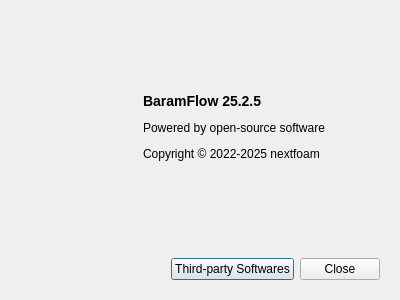
nextfoam/baram, file baramFlow/view/main_window/menu/help/about_dialog.ui: the form before one commit.
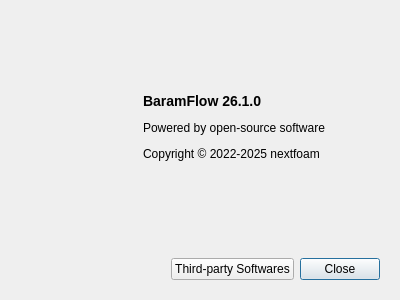
The form after the commit.

Diff of the .ui file:
```diff
--- a/baramFlow/view/main_window/menu/help/about_dialog.ui
+++ b/baramFlow/view/main_window/menu/help/about_dialog.ui
@@ -90,7 +90,7 @@
          </sizepolicy>
         </property>
         <property name="text">
-         <string>&lt;p&gt;&lt;b&gt;&lt;font size=&quot;4&quot;&gt;BaramFlow 25.2.5&lt;/font&gt;&lt;/b&gt;&lt;/p&gt;
+         <string>&lt;p&gt;&lt;b&gt;&lt;font size=&quot;4&quot;&gt;BaramFlow 26.1.0&lt;/font&gt;&lt;/b&gt;&lt;/p&gt;
 
 &lt;p&gt;Powered by open-source software&lt;/p&gt;
 
@@ -148,6 +148,9 @@
         <property name="text">
          <string>Third-party Softwares</string>
         </property>
+        <property name="autoDefault">
+         <bool>false</bool>
+        </property>
        </widget>
       </item>
       <item>
```
